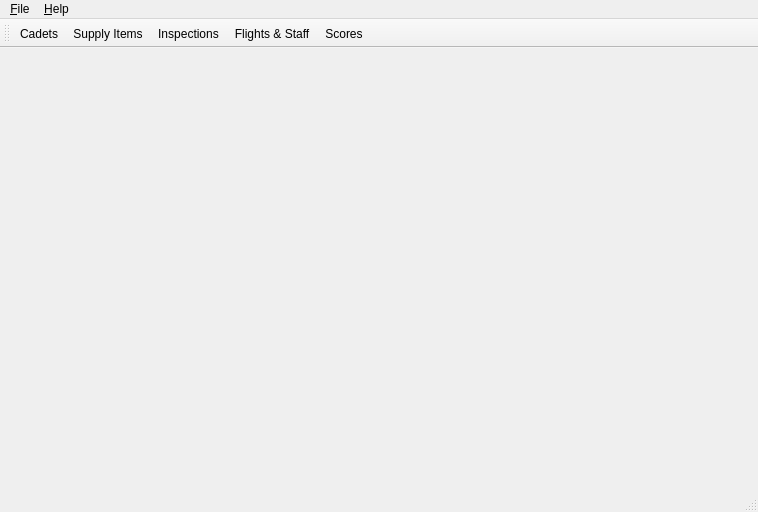
Above: mainwindow.ui from Stephen-Hamilton-C/MVCS-Office-Manager before the change. Below: the same form after it.
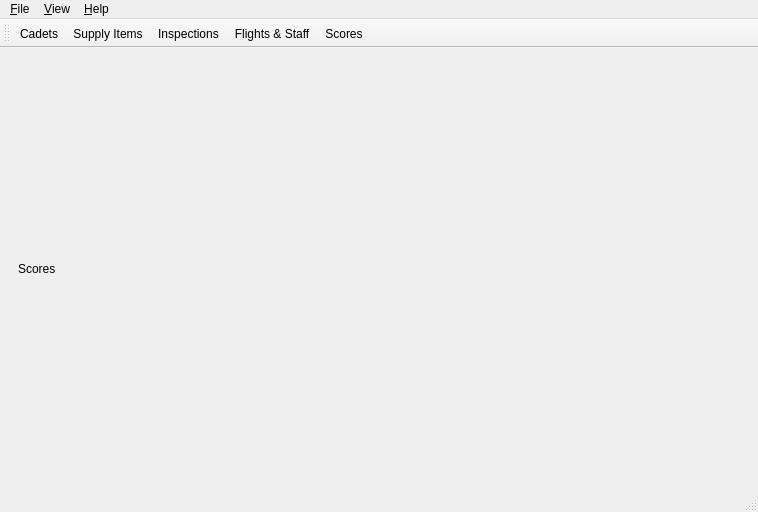
That is the form after the change. The open tabs and pages were chosen to show the change. Icons and pictures are not drawn.

Commit message: Improved interaction and feedback to user about which page is visible

```diff
--- a/mainwindow.ui
+++ b/mainwindow.ui
@@ -161,8 +161,16 @@
         </item>
        </layout>
       </widget>
-      <widget class="QWidget" name="supplyPage">
-       <layout class="QGridLayout" name="gridLayout_2"/>
+      <widget class="QWidget" name="scoresPage">
+       <layout class="QGridLayout" name="gridLayout_2">
+        <item row="0" column="0">
+         <widget class="QLabel" name="label">
+          <property name="text">
+           <string>Scores</string>
+          </property>
+         </widget>
+        </item>
+       </layout>
       </widget>
       <widget class="QWidget" name="inspectionsPage">
        <layout class="QVBoxLayout" name="verticalLayout_5">
@@ -215,7 +223,18 @@
     <addaction name="action_About"/>
     <addaction name="actionAbout_Qt"/>
    </widget>
+   <widget class="QMenu" name="menuView">
+    <property name="title">
+     <string>&amp;View</string>
+    </property>
+    <addaction name="actionCadets"/>
+    <addaction name="actionSupply"/>
+    <addaction name="actionInspections"/>
+    <addaction name="actionFlights_Staff"/>
+    <addaction name="actionScores"/>
+   </widget>
    <addaction name="menu_Save"/>
+   <addaction name="menuView"/>
    <addaction name="menuHelp"/>
   </widget>
   <widget class="QToolBar" name="toolBar">
```
Left out of the diff: 69 changed lines with no effect on the pictures. Lines whose indentation alone changed are shown as unchanged.
